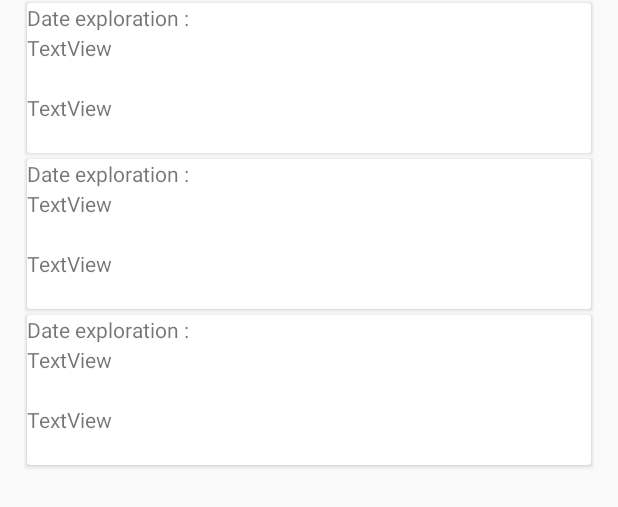
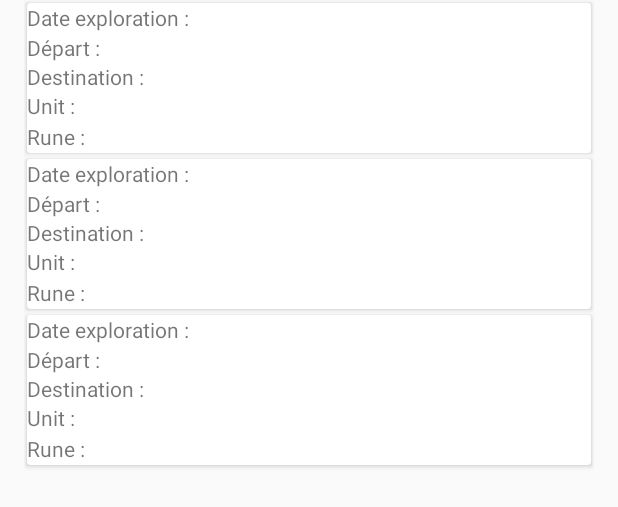
Before and after one commit to ramitz101/RaspiControl, an Android app: the layout fragment_exploration_list.xml on its own in the app's theme, with its tools: preview values and no code run, on a phone screen of 412 x 824 dp. Shown: the top 507 px of the screen. Run offline under Robolectric (Android 15) with nearby library versions, the phone set to English and light mode, and no system bars.

Commit message:
Liste des explorations - Terminé

```diff
--- a/Android/Konquest/app/src/main/java/ca/qc/cstj/konquest/adapters/ExplorationRecyclerViewAdapter.kt
+++ b/Android/Konquest/app/src/main/java/ca/qc/cstj/konquest/adapters/ExplorationRecyclerViewAdapter.kt
@@ -33,6 +33,8 @@ class ExplorationRecyclerViewAdapter(private val mValues: List<Exploration>,
         var lblDateExploration = mView.textViewExplorateurDateExploration
         var lblDepart = mView.textViewExplorateurDepart
         var lblDestination = mView.textViewExplorateurDestination
+        var lblUnit = mView.textViewExplorateurUnit
+        var lblRune = mView.textViewExplorateurRune
 
 
         fun bind(exploration: Exploration)
@@ -41,7 +43,25 @@ class ExplorationRecyclerViewAdapter(private val mValues: List<Exploration>,
 
             lblDateExploration.text = exploration.dateExploration
             lblDepart.text = exploration.depart
-            lblDateExploration.text = exploration.destination
+            lblDestination.text = exploration.destination
+
+            if(exploration.runes == "{}")
+            {
+                lblRune.text = "Aucune(s) rune(s) gagnée."
+            }
+            else
+            {
+                lblRune.text = "A gagné de(s) rune(s)."
+            }
+
+            if(exploration.unit == "{}")
+            {
+                lblUnit.text = "Aucune unit gagnée."
+            }
+            else
+            {
+                lblUnit.text = "Une unit gagnée."
+            }
         }
     }
 }
--- a/Android/Konquest/app/src/main/res/layout/card_exploration.xml
+++ b/Android/Konquest/app/src/main/res/layout/card_exploration.xml
@@ -37,20 +37,20 @@
         <LinearLayout
             android:id="@+id/LinearLayoutExplorationDepart"
             android:layout_width="match_parent"
-            android:layout_height="40dp"
+            android:layout_height="wrap_content"
             android:orientation="horizontal">
 
 
             <TextView
                 android:id="@+id/textViewExplorateurDepartPresentation"
-                android:layout_width="wrap_content"
-                android:layout_height="match_parent"
+                android:layout_width="250dp"
+                android:layout_height="wrap_content"
                 android:layout_weight="1"
-                android:text="TextView" />
+                android:text="Départ :" />
 
             <TextView
                 android:id="@+id/textViewExplorateurDepart"
-                android:layout_width="wrap_content"
+                android:layout_width="match_parent"
                 android:layout_height="match_parent"
                 android:layout_weight="1" />
         </LinearLayout>
@@ -58,22 +58,65 @@
         <LinearLayout
             android:id="@+id/LinearLayoutExplorationDestination"
             android:layout_width="match_parent"
-            android:layout_height="match_parent"
+            android:layout_height="wrap_content"
             android:orientation="horizontal">
 
 
             <TextView
                 android:id="@+id/textViewExplorateurDestinationPresentation"
-                android:layout_width="wrap_content"
-                android:layout_height="match_parent"
+                android:layout_width="250dp"
+                android:layout_height="wrap_content"
                 android:layout_weight="1"
-                android:text="TextView" />
+                android:text="Destination :" />
 
             <TextView
                 android:id="@+id/textViewExplorateurDestination"
-                android:layout_width="wrap_content"
-                android:layout_height="match_parent"
+                android:layout_width="match_parent"
+                android:layout_height="wrap_content"
+                android:layout_weight="1" />
+
+        </LinearLayout>
+        <LinearLayout
+            android:id="@+id/LinearLayoutUnit"
+            android:layout_width="match_parent"
+            android:layout_height="match_parent"
+            android:layout_weight="1"
+            android:orientation="horizontal">
+
+            <TextView
+                android:id="@+id/textViewExplorateurUnitPresentation"
+                android:layout_width="250dp"
+                android:layout_height="wrap_content"
+                android:layout_weight="1"
+                android:text="Unit :" />
+
+            <TextView
+                android:id="@+id/textViewExplorateurUnit"
+                android:layout_width="match_parent"
+                android:layout_height="wrap_content"
                 android:layout_weight="1"/>
+
+        </LinearLayout>
+        <LinearLayout
+            android:id="@+id/LinearLayoutRunePresentation"
+            android:layout_width="match_parent"
+            android:layout_height="match_parent"
+            android:layout_weight="1"
+            android:orientation="horizontal">
+
+            <TextView
+                android:id="@+id/textViewExplorateurRunePresentation"
+                android:layout_width="250dp"
+                android:layout_height="wrap_content"
+                android:layout_weight="1"
+                android:text="Rune :" />
+
+            <TextView
+                android:id="@+id/textViewExplorateurRune"
+                android:layout_width="match_parent"
+                android:layout_height="wrap_content"
+                android:layout_weight="1" />
+
         </LinearLayout>
     </LinearLayout>
 </android.support.v7.widget.CardView>
```
